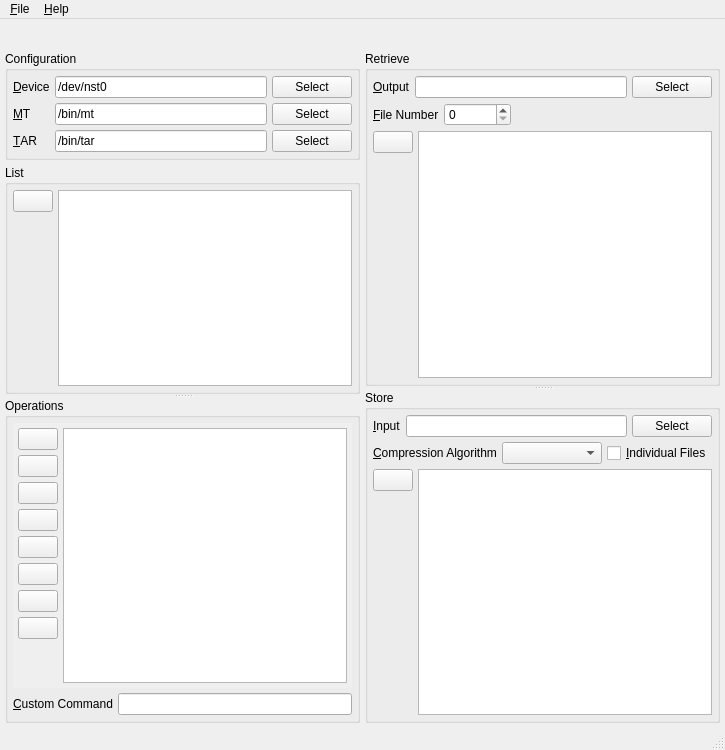
The window that UI/spinware.ui (textbrowser/spinware) describes before a commit, drawn with Qt 5.
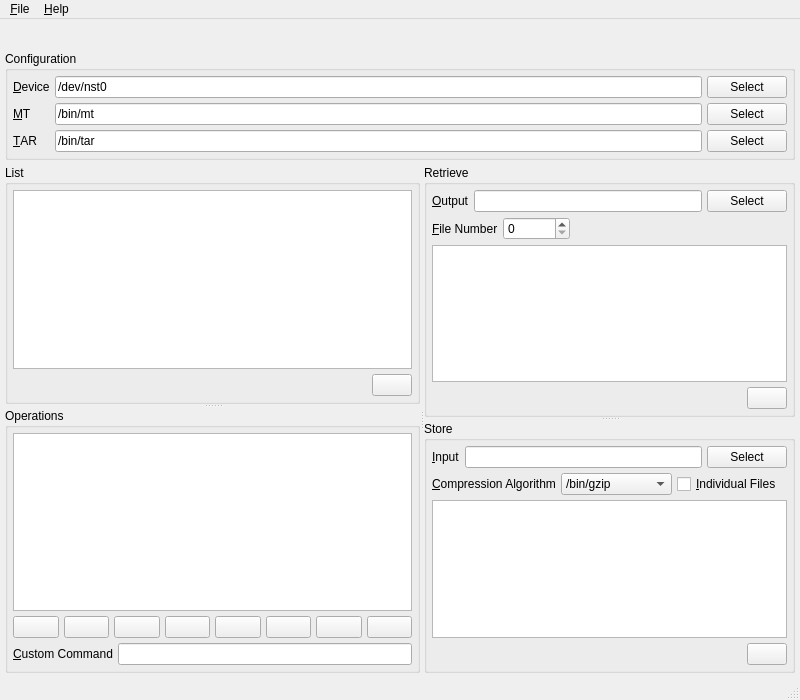
The same window after the commit. Icons and pictures are not drawn.

Commit message: Layout changes. Prompts.

```diff
--- a/UI/spinware.ui
+++ b/UI/spinware.ui
@@ -6,15 +6,15 @@
    <rect>
     <x>0</x>
     <y>0</y>
-    <width>725</width>
-    <height>750</height>
+    <width>800</width>
+    <height>700</height>
    </rect>
   </property>
   <property name="windowTitle">
    <string>spinware</string>
   </property>
   <widget class="QWidget" name="centralwidget">
-   <layout class="QVBoxLayout" name="verticalLayout">
+   <layout class="QVBoxLayout" name="verticalLayout_4">
     <property name="spacing">
      <number>5</number>
     </property>
@@ -69,21 +69,6 @@
      </layout>
     </item>
     <item>
-     <layout class="QHBoxLayout" name="horizontalLayout_7">
-      <property name="spacing">
-       <number>5</number>
-      </property>
-      <item>
-       <widget class="QSplitter" name="splitter">
-        <property name="orientation">
-         <enum>Qt::Vertical</enum>
-        </property>
-        <widget class="QWidget" name="layoutWidget">
-         <layout class="QVBoxLayout" name="verticalLayout_2">
-          <property name="spacing">
-           <number>5</number>
-          </property>
-          <item>
            <widget class="QGroupBox" name="groupBox">
             <property name="title">
              <string>Configuration</string>
@@ -171,11 +156,19 @@
            </widget>
           </item>
           <item>
+     <widget class="QSplitter" name="splitter_3">
+      <property name="orientation">
+       <enum>Qt::Horizontal</enum>
+      </property>
+      <widget class="QSplitter" name="splitter_2">
+       <property name="orientation">
+        <enum>Qt::Vertical</enum>
+       </property>
            <widget class="QGroupBox" name="groupBox_3">
             <property name="title">
              <string>List</string>
             </property>
-            <layout class="QHBoxLayout" name="horizontalLayout_5">
+        <layout class="QVBoxLayout" name="verticalLayout_2">
              <property name="spacing">
               <number>5</number>
              </property>
@@ -183,10 +176,32 @@
               <number>5</number>
              </property>
              <item>
-              <layout class="QVBoxLayout" name="verticalLayout_4">
+          <widget class="QTextBrowser" name="list">
+           <property name="font">
+            <font>
+             <family>Monospace</family>
+            </font>
+           </property>
+          </widget>
+         </item>
+         <item>
+          <layout class="QHBoxLayout" name="horizontalLayout_9">
                <property name="spacing">
                 <number>5</number>
                </property>
+           <item>
+            <spacer name="horizontalSpacer_5">
+             <property name="orientation">
+              <enum>Qt::Horizontal</enum>
+             </property>
+             <property name="sizeHint" stdset="0">
+              <size>
+               <width>40</width>
+               <height>20</height>
+              </size>
+             </property>
+            </spacer>
+           </item>
                <item>
                 <widget class="QPushButton" name="list_list">
                  <property name="toolTip">
@@ -204,32 +219,7 @@
                  </property>
                 </widget>
                </item>
-               <item>
-                <spacer name="verticalSpacer_2">
-                 <property name="orientation">
-                  <enum>Qt::Vertical</enum>
-                 </property>
-                 <property name="sizeHint" stdset="0">
-                  <size>
-                   <width>20</width>
-                   <height>40</height>
-                  </size>
-                 </property>
-                </spacer>
-               </item>
-              </layout>
-             </item>
-             <item>
-              <widget class="QTextBrowser" name="list">
-               <property name="font">
-                <font>
-                 <family>Monospace</family>
-                </font>
-               </property>
-              </widget>
-             </item>
-            </layout>
-           </widget>
+          </layout>
           </item>
          </layout>
         </widget>
@@ -245,40 +235,20 @@
            <number>5</number>
           </property>
           <item>
-           <widget class="QScrollArea" name="scrollArea">
-            <property name="frameShape">
-             <enum>QFrame::NoFrame</enum>
-            </property>
-            <property name="widgetResizable">
-             <bool>true</bool>
-            </property>
-            <widget class="QWidget" name="scrollAreaWidgetContents">
-             <property name="geometry">
-              <rect>
-               <x>0</x>
-               <y>0</y>
-               <width>321</width>
-               <height>326</height>
-              </rect>
-             </property>
-             <layout class="QVBoxLayout" name="verticalLayout_7">
-              <property name="spacing">
-               <number>5</number>
-              </property>
-              <property name="margin">
-               <number>5</number>
-              </property>
+          <widget class="QTextBrowser" name="operation">
+           <property name="font">
+            <font>
+             <family>Monospace</family>
+            </font>
+           </property>
+          </widget>
+         </item>
               <item>
                <layout class="QHBoxLayout" name="horizontalLayout_2">
                 <property name="spacing">
                  <number>5</number>
                 </property>
                 <item>
-                 <layout class="QVBoxLayout" name="verticalLayout_3">
-                  <property name="spacing">
-                   <number>5</number>
-                  </property>
-                  <item>
                    <widget class="QPushButton" name="backward">
                     <property name="toolTip">
                      <string>Backward</string>
@@ -414,35 +384,7 @@
                     </property>
                    </widget>
                   </item>
-                  <item>
-                   <spacer name="verticalSpacer">
-                    <property name="orientation">
-                     <enum>Qt::Vertical</enum>
-                    </property>
-                    <property name="sizeHint" stdset="0">
-                     <size>
-                      <width>20</width>
-                      <height>40</height>
-                     </size>
-                    </property>
-                   </spacer>
-                  </item>
-                 </layout>
-                </item>
-                <item>
-                 <widget class="QTextBrowser" name="operation">
-                  <property name="font">
-                   <font>
-                    <family>Monospace</family>
-                   </font>
-                  </property>
-                 </widget>
-                </item>
-               </layout>
-              </item>
-             </layout>
-            </widget>
-           </widget>
+          </layout>
           </item>
           <item>
            <layout class="QHBoxLayout" name="horizontalLayout_3">
@@ -471,9 +413,7 @@
          </layout>
         </widget>
        </widget>
-      </item>
-      <item>
-       <widget class="QSplitter" name="splitter_2">
+      <widget class="QSplitter" name="splitter">
         <property name="orientation">
          <enum>Qt::Vertical</enum>
         </property>
@@ -553,15 +493,32 @@
            </layout>
           </item>
           <item>
-           <layout class="QHBoxLayout" name="horizontalLayout_16">
-            <property name="spacing">
-             <number>5</number>
-            </property>
+          <widget class="QTextBrowser" name="retrieve">
+           <property name="font">
+            <font>
+             <family>Monospace</family>
+            </font>
+           </property>
+          </widget>
+         </item>
             <item>
-             <layout class="QVBoxLayout" name="verticalLayout_11">
+          <layout class="QHBoxLayout" name="horizontalLayout_8">
               <property name="spacing">
                <number>5</number>
               </property>
+           <item>
+            <spacer name="horizontalSpacer_4">
+             <property name="orientation">
+              <enum>Qt::Horizontal</enum>
+             </property>
+             <property name="sizeHint" stdset="0">
+              <size>
+               <width>40</width>
+               <height>20</height>
+              </size>
+             </property>
+            </spacer>
+           </item>
               <item>
                <widget class="QPushButton" name="read">
                 <property name="toolTip">
@@ -579,39 +536,17 @@
                 </property>
                </widget>
               </item>
-              <item>
-               <spacer name="verticalSpacer_5">
-                <property name="orientation">
-                 <enum>Qt::Vertical</enum>
-                </property>
-                <property name="sizeHint" stdset="0">
-                 <size>
-                  <width>20</width>
-                  <height>40</height>
-                 </size>
-                </property>
-               </spacer>
-              </item>
-             </layout>
-            </item>
-            <item>
-             <widget class="QTextBrowser" name="retrieve">
-              <property name="font">
-               <font>
-                <family>Monospace</family>
-               </font>
-              </property>
-             </widget>
-            </item>
-           </layout>
-          </item>
-         </layout>
+          </layout>
+         </item>
+        </layout>
+        <zorder>retrieve</zorder>
+        <zorder></zorder>
         </widget>
         <widget class="QGroupBox" name="groupBox_7">
          <property name="title">
           <string>Store</string>
          </property>
-         <layout class="QVBoxLayout" name="verticalLayout_10">
+        <layout class="QVBoxLayout" name="verticalLayout">
           <property name="spacing">
            <number>5</number>
           </property>
@@ -665,6 +600,11 @@
               <property name="sizeAdjustPolicy">
                <enum>QComboBox::AdjustToContents</enum>
               </property>
+             <item>
+              <property name="text">
+               <string>/bin/gzip</string>
+              </property>
+             </item>
              </widget>
             </item>
             <item>
@@ -680,15 +620,32 @@
            </layout>
           </item>
           <item>
-           <layout class="QHBoxLayout" name="horizontalLayout_14">
-            <property name="spacing">
-             <number>5</number>
-            </property>
+          <widget class="QTextBrowser" name="store">
+           <property name="font">
+            <font>
+             <family>Monospace</family>
+            </font>
+           </property>
+          </widget>
+         </item>
             <item>
-             <layout class="QVBoxLayout" name="verticalLayout_9">
+          <layout class="QHBoxLayout" name="horizontalLayout_7">
               <property name="spacing">
                <number>5</number>
               </property>
+           <item>
+            <spacer name="horizontalSpacer_3">
+             <property name="orientation">
+              <enum>Qt::Horizontal</enum>
+             </property>
+             <property name="sizeHint" stdset="0">
+              <size>
+               <width>40</width>
+               <height>20</height>
+              </size>
+             </property>
+            </spacer>
+           </item>
               <item>
                <widget class="QPushButton" name="write">
                 <property name="toolTip">
@@ -706,37 +663,12 @@
                 </property>
                </widget>
               </item>
-              <item>
-               <spacer name="verticalSpacer_4">
-                <property name="orientation">
-                 <enum>Qt::Vertical</enum>
-                </property>
-                <property name="sizeHint" stdset="0">
-                 <size>
-                  <width>20</width>
-                  <height>40</height>
-                 </size>
-                </property>
-               </spacer>
-              </item>
-             </layout>
-            </item>
-            <item>
-             <widget class="QTextBrowser" name="store">
-              <property name="font">
-               <font>
-                <family>Monospace</family>
-               </font>
-              </property>
-             </widget>
-            </item>
-           </layout>
-          </item>
-         </layout>
-        </widget>
-       </widget>
-      </item>
-     </layout>
+          </layout>
+         </item>
+        </layout>
+       </widget>
+      </widget>
+     </widget>
     </item>
    </layout>
   </widget>
@@ -745,7 +677,7 @@
     <rect>
      <x>0</x>
      <y>0</y>
-     <width>725</width>
+     <width>800</width>
      <height>27</height>
     </rect>
    </property>
```
Left out of the diff: 9 changed lines with no effect on the pictures. Lines whose indentation alone changed are shown as unchanged. The commit also changes 1 other file.
